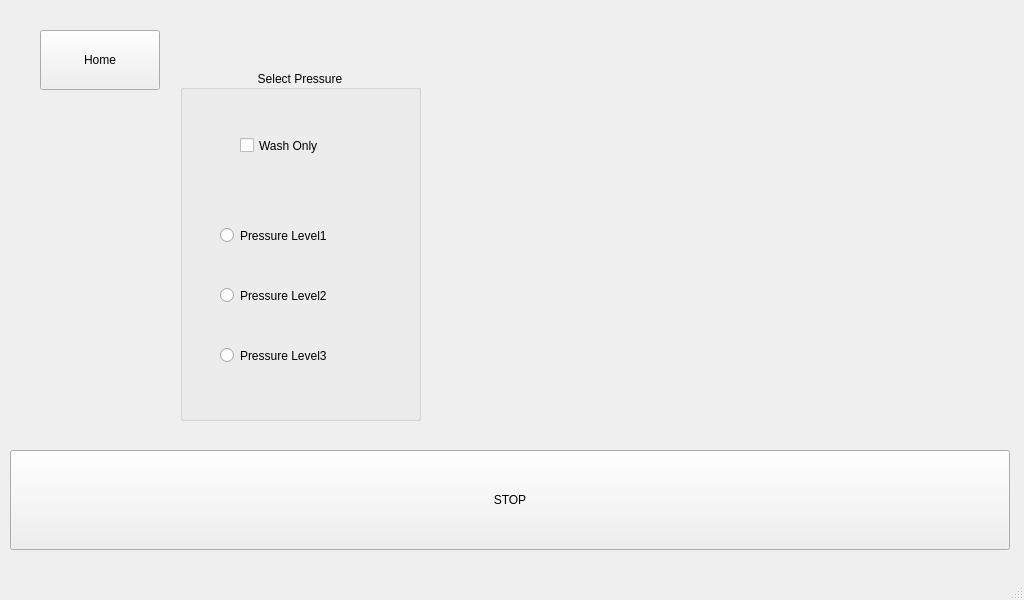
This is ui_workspace/manager.ui in chohs1221/Capstone_Project as Qt 5 draws it before an edit. The edited form follows.
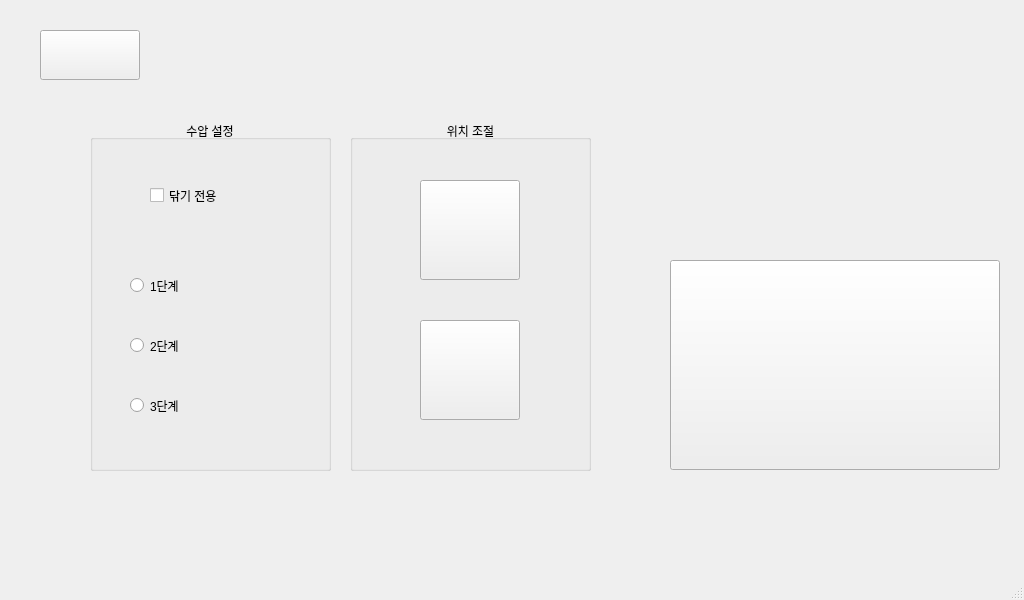
This is the edited form. Icons and pictures are not drawn.

What changed in the file:
```diff
--- a/ui_workspace/manager.ui
+++ b/ui_workspace/manager.ui
@@ -22,22 +22,25 @@
      <rect>
       <x>40</x>
       <y>30</y>
-      <width>120</width>
-      <height>60</height>
+      <width>100</width>
+      <height>50</height>
      </rect>
     </property>
     <property name="cursor">
      <cursorShape>BlankCursor</cursorShape>
     </property>
+    <property name="styleSheet">
+     <string notr="true">border-image: url(:/img_btn/img_home.jpg);</string>
+    </property>
     <property name="text">
-     <string>Home</string>
+     <string/>
     </property>
    </widget>
    <widget class="QGroupBox" name="groupBox_3">
     <property name="geometry">
      <rect>
-      <x>180</x>
-      <y>70</y>
+      <x>90</x>
+      <y>120</y>
       <width>241</width>
       <height>351</height>
      </rect>
@@ -46,7 +49,7 @@
      <cursorShape>BlankCursor</cursorShape>
     </property>
     <property name="title">
-     <string>Select Pressure</string>
+     <string>수압 설정</string>
     </property>
     <property name="alignment">
      <set>Qt::AlignCenter</set>
@@ -64,7 +67,7 @@
       <cursorShape>BlankCursor</cursorShape>
      </property>
      <property name="text">
-      <string>Pressure Level1</string>
+      <string>1단계</string>
      </property>
     </widget>
     <widget class="QRadioButton" name="q_rad_Level2">
@@ -80,7 +83,7 @@
       <cursorShape>BlankCursor</cursorShape>
      </property>
      <property name="text">
-      <string>Pressure Level2</string>
+      <string>2단계</string>
      </property>
     </widget>
     <widget class="QRadioButton" name="q_rad_Level3">
@@ -96,7 +99,7 @@
       <cursorShape>BlankCursor</cursorShape>
      </property>
      <property name="text">
-      <string>Pressure Level3</string>
+      <string>3단계</string>
      </property>
     </widget>
     <widget class="QCheckBox" name="q_chkb_washonly">
@@ -112,26 +115,74 @@
       <cursorShape>BlankCursor</cursorShape>
      </property>
      <property name="text">
-      <string>Wash Only</string>
+      <string>닦기 전용</string>
      </property>
     </widget>
    </widget>
    <widget class="QPushButton" name="q_btn_stop">
     <property name="geometry">
      <rect>
-      <x>10</x>
-      <y>450</y>
-      <width>1000</width>
-      <height>100</height>
+      <x>670</x>
+      <y>260</y>
+      <width>330</width>
+      <height>210</height>
      </rect>
     </property>
     <property name="cursor">
      <cursorShape>BlankCursor</cursorShape>
     </property>
+    <property name="styleSheet">
+     <string notr="true">border-image: url(:/img_btn/img_stop.jpg);</string>
+    </property>
     <property name="text">
-     <string>STOP</string>
+     <string/>
     </property>
    </widget>
+   <widget class="QGroupBox" name="groupBox_4">
+    <property name="geometry">
+     <rect>
+      <x>350</x>
+      <y>120</y>
+      <width>241</width>
+      <height>351</height>
+     </rect>
+    </property>
+    <property name="cursor">
+     <cursorShape>BlankCursor</cursorShape>
+    </property>
+    <property name="title">
+     <string>위치 조절</string>
+    </property>
+    <property name="alignment">
+     <set>Qt::AlignCenter</set>
+    </property>
+    <widget class="QPushButton" name="q_btn_up">
+     <property name="geometry">
+      <rect>
+       <x>70</x>
+       <y>60</y>
+       <width>100</width>
+       <height>100</height>
+      </rect>
+     </property>
+     <property name="text">
+      <string/>
+     </property>
+    </widget>
+    <widget class="QPushButton" name="q_btn_down">
+     <property name="geometry">
+      <rect>
+       <x>70</x>
+       <y>200</y>
+       <width>100</width>
+       <height>100</height>
+      </rect>
+     </property>
+     <property name="text">
+      <string/>
+     </property>
+    </widget>
+   </widget>
   </widget>
   <widget class="QMenuBar" name="menubar">
    <property name="geometry">
```
Left out of the diff: 6 changed lines with no effect on the pictures.
